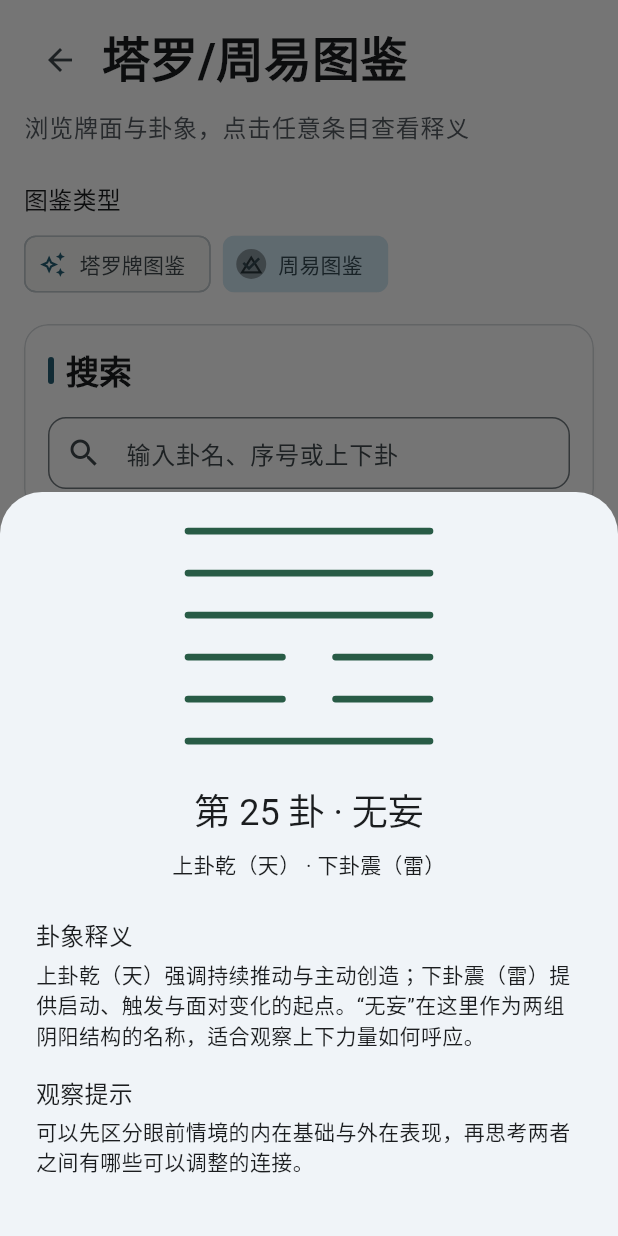
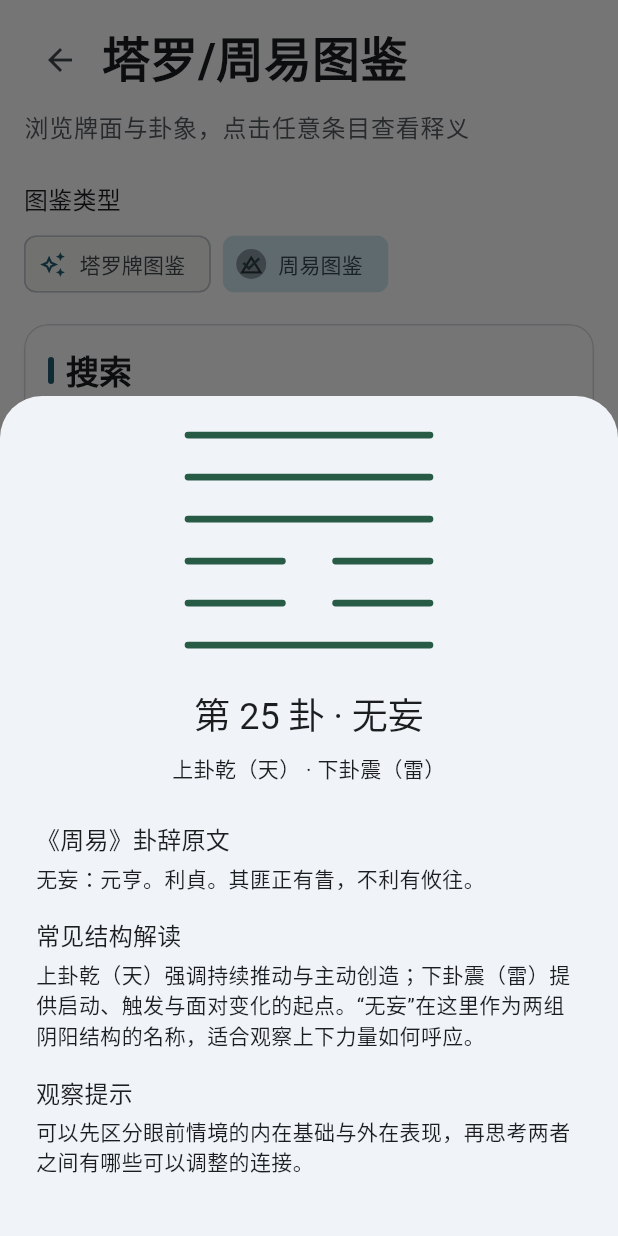
Before and after one commit to OhYee/pocketools, a Flutter app: the EncyclopediaToolPage screen opened directly with empty values, after a tap on "周易图鉴", after a tap on "无妄", on a phone screen of 412 x 824 dp. Run offline on Flutter 3.47's test engine with Material 3 defaults, Android fonts, the phone set to English and light mode, and no system bars; our stand-ins replace share_plus, shared_preferences, web; missing offline and left inert: dart:js_interop; accounts and stored records are empty.

Commit message:
feat: expand divination meanings and branding

```diff
--- a/lib/features/encyclopedia/presentation/encyclopedia_tool_page.dart
+++ b/lib/features/encyclopedia/presentation/encyclopedia_tool_page.dart
@@ -385,6 +385,7 @@ final class _EncyclopediaToolPageState extends State<EncyclopediaToolPage> {
       hexagram.lower.name,
       hexagram.lower.symbol,
       content.title,
+      content.classicText,
       content.structureSummary,
       content.reflectionPrompt,
     ].join(' ').toLowerCase();
@@ -620,15 +621,15 @@ final class _TarotMeaningSheet extends StatelessWidget {
                 value: content.reversedKeywords.join(' · '),
               ),
               _EncyclopediaDetailField(
-                label: '传统意象',
+                label: '传统牌义（Rider–Waite–Smith 体系）',
                 value: content.traditionalSymbols.join('；'),
               ),
               _EncyclopediaDetailField(
-                label: '正位释义',
+                label: '常见正位解读',
                 value: content.uprightMeaning,
               ),
               _EncyclopediaDetailField(
-                label: '逆位释义',
+                label: '常见逆位解读',
                 value: content.reversedMeaning,
               ),
               _EncyclopediaBulletField(
@@ -679,7 +680,11 @@ final class _HexagramMeaningSheet extends StatelessWidget {
               ),
               const SizedBox(height: AppSpacing.xl),
               _EncyclopediaDetailField(
-                label: '卦象释义',
+                label: '《周易》卦辞原文',
+                value: content.classicText,
+              ),
+              _EncyclopediaDetailField(
+                label: '常见结构解读',
                 value: content.structureSummary,
               ),
               _EncyclopediaDetailField(
--- a/lib/features/liuyao/content/liuyao_content_catalog.dart
+++ b/lib/features/liuyao/content/liuyao_content_catalog.dart
@@ -5,12 +5,14 @@ final class LiuyaoHexagramContent {
   const LiuyaoHexagramContent({
     required this.hexagramId,
     required this.title,
+    required this.classicText,
     required this.structureSummary,
     required this.reflectionPrompt,
   });
 
   final String hexagramId;
   final String title;
+  final String classicText;
   final String structureSummary;
   final String reflectionPrompt;
 }
@@ -29,10 +31,11 @@ final class LiuyaoReadingExplanation {
   final LiuyaoHexagramContent? changed;
 }
 
-/// Pocketools-authored structural prompts. No classic line text or third-party
-/// modern interpretation is embedded in this package.
+/// Public-domain Zhouyi hexagram judgments plus Pocketools-authored structural
+/// prompts. No classic line text or third-party modern interpretation is
+/// embedded in this package.
 abstract final class LiuyaoContentCatalog {
-  static const contentVersion = '1.0.0';
+  static const contentVersion = '1.1.0';
 
   static final List<LiuyaoHexagramContent> all = List.unmodifiable(
     LiuyaoHexagrams.all.map(_buildContent),
@@ -56,6 +59,7 @@ abstract final class LiuyaoContentCatalog {
         errors.add('Duplicate Liuyao content id: ${content.hexagramId}.');
       }
       if (content.title.trim().isEmpty ||
+          content.classicText.trim().isEmpty ||
           content.structureSummary.trim().isEmpty ||
           content.reflectionPrompt.trim().isEmpty) {
         errors.add('Liuyao content ${content.hexagramId} has an empty field.');
@@ -70,6 +74,7 @@ abstract final class LiuyaoContentCatalog {
     return LiuyaoHexagramContent(
       hexagramId: hexagram.id,
       title: '第 ${hexagram.kingWenNumber} 卦 · ${hexagram.name}',
+      classicText: _classicTexts[hexagram.kingWenNumber - 1],
       structureSummary:
           '上卦${upper.name}（${upper.symbol}）强调${upper.theme}；'
           '下卦${lower.name}（${lower.symbol}）提供${lower.theme}的起点。'
@@ -77,6 +82,74 @@ abstract final class LiuyaoContentCatalog {
       reflectionPrompt: '可以先区分眼前情境的内在基础与外在表现，再思考两者之间有哪些可以调整的连接。',
     );
   }
+
+  /// 卦辞据《周易》电子底本校录；保留原文常见的繁体字形。
+  static const List<String> _classicTexts = <String>[
+    '乾：元亨。利貞。',
+    '坤：元亨。利牝馬之貞。',
+    '屯：元亨，利貞。勿用有攸往，利建侯。',
+    '蒙：亨。匪我求童蒙，童蒙求我。初筮告，再三瀆，瀆則不告。利貞。',
+    '需：有孚，光亨。貞吉，利涉大川。',
+    '訟：有孚，窒，惕，中吉，終凶。利見大人，不利涉大川。',
+    '師：貞丈人吉，无咎。',
+    '比：吉。原筮元永貞，无咎。不寧方來，後夫凶。',
+    '小畜：亨。密雲不雨，自我西郊。',
+    '履虎尾，不咥人，亨。',
+    '泰：小往大來，吉亨。',
+    '否之匪人，不利君子貞，大往小來。',
+    '同人于野，亨。利涉大川，利君子貞。',
+    '大有：元亨。',
+    '謙：亨，君子有終。',
+    '豫：利建侯行師。',
+    '隨：元亨。利貞。无咎。',
+    '蠱：元亨。利涉大川。先甲三日，後甲三日。',
+    '臨：元亨。利貞。至于八月有凶。',
+    '觀：盥而不荐，有孚顒若。',
+    '噬嗑：亨。利用獄。',
+    '賁：亨。小利有攸往。',
+    '剝：不利。有攸往。',
+    '復：亨。出入无疾，朋來无咎。反復其道，七日來復，利有攸往。',
+    '无妄：元亨。利貞。其匪正有眚，不利有攸往。',
+    '大畜：利貞，不家食吉，利涉大川。',
+    '頤：貞吉。觀頤，自求口實。',
+    '大過：棟橈，利有攸往，亨。',
+    '習坎：有孚，維心亨。行有尚。',
+    '離：利貞。亨。畜牝牛，吉。',
+    '咸：亨。利貞。取女吉。',
+    '恆：亨，无咎。利貞，利有攸往。',
+    '遯：亨。小利貞。',
+    '大壯：利貞。',
+    '晉：康侯用錫馬蕃庶，晝日三接。',
+    '明夷：利艱貞。',
+    '家人：利女貞。',
+    '睽：小事吉。',
+    '蹇：利西南，不利東北；利見大人，貞吉。',
+    '解：利西南，无所往，其來復吉。有攸往，夙吉。',
+    '損：有孚，元吉。无咎，可貞，利有攸往。曷之用？二簋可用享。',
+    '益：利有攸往。利涉大川。',
+    '夬：揚于王庭，孚號，有厲，告自邑，不利即戎，利有攸往。',
+    '姤：女壯，勿用取女。',
+    '萃：亨。王假有廟，利見大人，亨。利貞。用大牲吉，利有攸往。',
+    '升：元亨，用見大人，勿恤，南征吉。',
+    '困：亨，貞大人吉，无咎，有言不信。',
+    '井：改邑不改井，无喪无得，往來井井。汔至亦未繘井。羸其瓶，凶。',
+    '革：巳日乃孚，元亨。利貞。悔亡。',
+    '鼎：元吉，亨。',
+    '震：亨。震來虩虩，笑言啞啞。震驚百里，不喪匕鬯。',
+    '艮：艮其背，不獲其身，行其庭，不見其人，无咎。',
+    '漸：女歸吉，利貞。',
+    '歸妹：征凶，无攸利。',
+    '豐：亨。王假之，勿憂，宜日中。',
+    '旅：小亨，旅貞吉。',
+    '巽：小亨。利有攸往。利見大人。',
+    '兌：亨。利貞。',
+    '渙：亨。王假有廟，利涉大川，利貞。',
+    '節：亨。苦節不可貞。',
+    '中孚：豚魚吉，利涉大川，利貞。',
+    '小過：亨。利貞。可小事，不可大事。飛鳥遺之音，不宜上宜下，大吉。',
+    '既濟：亨小。利貞。初吉終亂。',
+    '未濟：亨。小狐汔濟，濡其尾，无攸利。',
+  ];
 }
 
 final class LiuyaoInterpretationComposer {
--- a/lib/features/liuyao/presentation/widgets/liuyao_reading_view.dart
+++ b/lib/features/liuyao/presentation/widgets/liuyao_reading_view.dart
@@ -301,6 +301,12 @@ final class _LiuyaoMeaningSheet extends StatelessWidget {
               explanation.primary.title,
               style: Theme.of(context).textTheme.titleMedium,
             ),
+            const SizedBox(height: AppSpacing.lg),
+            Text('《周易》卦辞原文', style: Theme.of(context).textTheme.titleMedium),
+            const SizedBox(height: AppSpacing.xs),
+            Text(explanation.primary.classicText),
+            const SizedBox(height: AppSpacing.lg),
+            Text('常见结构解读', style: Theme.of(context).textTheme.titleMedium),
             const SizedBox(height: AppSpacing.xs),
             Text(explanation.primary.structureSummary),
             if (explanation.changed case final changed?) ...<Widget>[
@@ -309,6 +315,12 @@ final class _LiuyaoMeaningSheet extends StatelessWidget {
                 changed.title,
                 style: Theme.of(context).textTheme.titleMedium,
               ),
+              const SizedBox(height: AppSpacing.lg),
+              Text('《周易》卦辞原文', style: Theme.of(context).textTheme.titleMedium),
+              const SizedBox(height: AppSpacing.xs),
+              Text(changed.classicText),
+              const SizedBox(height: AppSpacing.lg),
+              Text('常见结构解读', style: Theme.of(context).textTheme.titleMedium),
               const SizedBox(height: AppSpacing.xs),
               Text(changed.structureSummary),
             ],
--- a/lib/features/tarot/presentation/widgets/tarot_result_view.dart
+++ b/lib/features/tarot/presentation/widgets/tarot_result_view.dart
@@ -89,6 +89,7 @@ final class TarotResultView extends StatelessWidget {
             delayedReveal: delayedReveal,
             revealOrder: index,
             showDetails: !animate && !delayedReveal,
+            canOpenDetails: revealed && !delayedReveal,
             onTap: onCardTap == null ? null : () => onCardTap!(index),
           );
         })
@@ -150,6 +151,7 @@ final class _TarotOutcomeCard extends StatelessWidget {
     required this.delayedReveal,
     required this.revealOrder,
     required this.showDetails,
+    required this.canOpenDetails,
     this.onTap,
     super.key,
   });
@@ -160,6 +162,7 @@ final class _TarotOutcomeCard extends StatelessWidget {
   final bool delayedReveal;
   final int revealOrder;
   final bool showDetails;
+  final bool canOpenDetails;
   final VoidCallback? onTap;
 
   @override
@@ -170,6 +173,9 @@ final class _TarotOutcomeCard extends StatelessWidget {
               '${interpretation.drawnCard.card.name}，'
               '${tarotOrientationLabel(interpretation.drawnCard.orientation)}，'
               '点击查看释义'
+        : canOpenDetails
+        ? '${tarotPositionLabel(interpretation.drawnCard.position)}位置，'
+              '${interpretation.drawnCard.card.name}正在翻面，点击查看释义'
         : '${tarotPositionLabel(interpretation.drawnCard.position)}位置的塔罗牌正在翻面，'
               '动画完成后可查看释义',
     child: SizedBox(
@@ -182,9 +188,11 @@ final class _TarotOutcomeCard extends StatelessWidget {
               key: Key('tarot-card-action-$interpretationIndex'),
               label: showDetails
                   ? '${interpretation.drawnCard.card.name}，点击查看释义'
+                  : canOpenDetails
+                  ? '${interpretation.drawnCard.card.name}正在翻面，点击查看释义'
                   : '塔罗牌正在翻面，请等待动画完成',
-              hint: showDetails ? '点击查看释义' : '等待动画完成',
-              onTap: showDetails ? onTap : null,
+              hint: canOpenDetails ? '点击查看释义' : '等待动画完成',
+              onTap: canOpenDetails ? onTap : null,
               child: delayedReveal
                   ? _DelayedTarotReveal(
                       drawnCard: interpretation.drawnCard,
@@ -262,12 +270,15 @@ final class TarotInterpretationSheet extends StatelessWidget {
                 children: <Widget>[
                   Text('关键词：${interpretation.keywords.join('、')}'),
                   const SizedBox(height: AppSpacing.lg),
-                  Text('传统象征', style: Theme.of(context).textTheme.titleMedium),
+                  Text(
+                    '传统牌义（Rider–Waite–Smith 体系）',
+                    style: Theme.of(context).textTheme.titleMedium,
+                  ),
                   const SizedBox(height: AppSpacing.xs),
                   Text(interpretation.traditionalSymbols.join('；')),
                   const SizedBox(height: AppSpacing.lg),
                   Text(
-                    useReversals ? '正位／逆位差异' : '方向说明',
+                    useReversals ? '常见解读（正位／逆位）' : '常见解读',
                     style: Theme.of(context).textTheme.titleMedium,
                   ),
                   const SizedBox(height: AppSpacing.xs),
```
Also changed, not shown: docs/design/logo-wanxiangxia-v1.png (added), docs/design/logo-wanxiangxia-v2.png (added), pubspec.lock, 7 other files.
